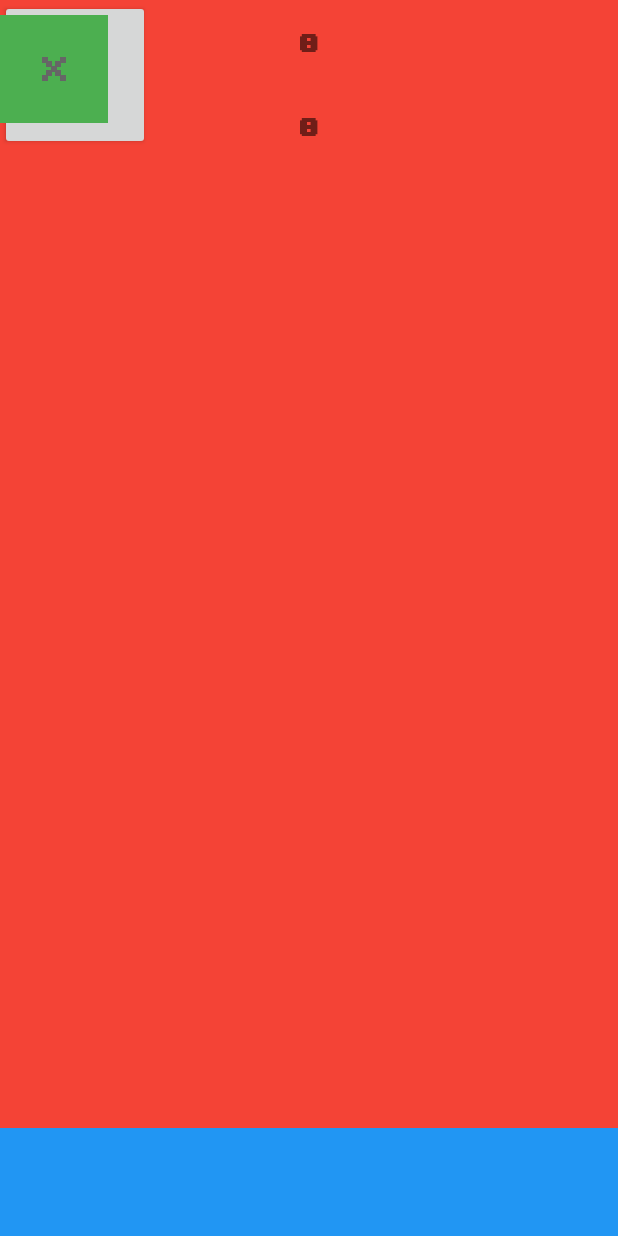
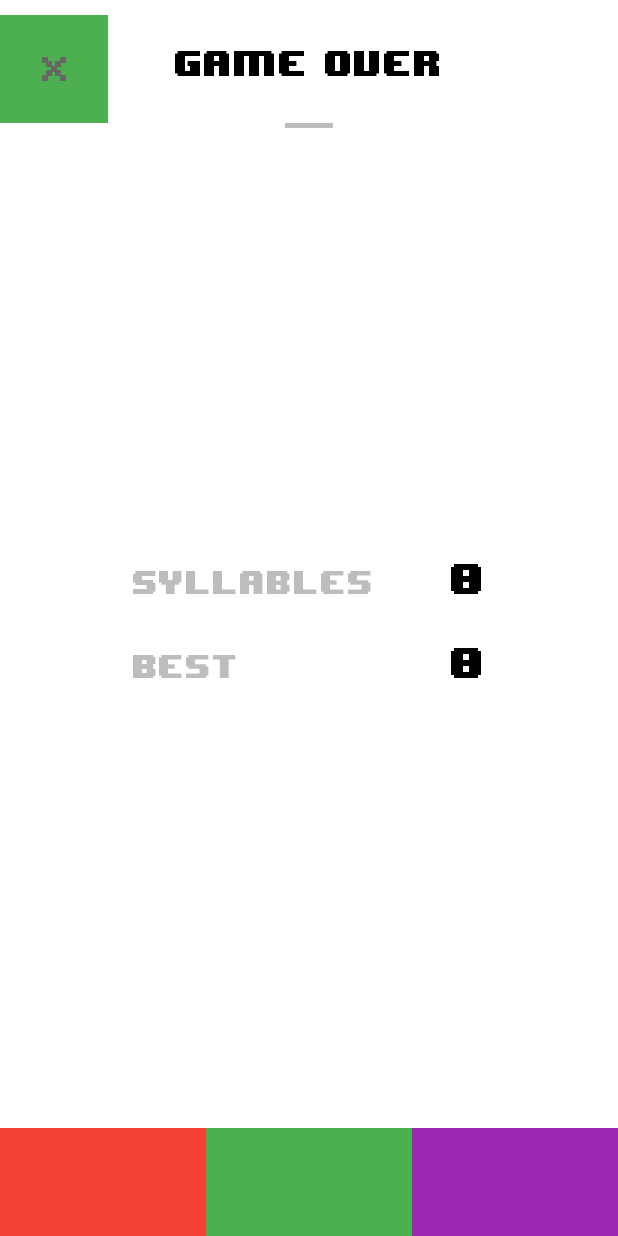
Before and after one commit to mikemilla/wordnerd-android, an Android app: the fragment ScoreFragment placed in its activity, on a phone screen of 412 x 824 dp. Run offline under Robolectric (Android 15) with nearby library versions, the phone set to English and light mode, and no system bars; libraries missing offline, so code that uses them is left out: bz.tsung.android; pictures from the network do not load; 8 statements that could not run were skipped.

Commit message:
Score Layout Changes

```diff
--- a/app/src/main/AndroidManifest.xml
+++ b/app/src/main/AndroidManifest.xml
@@ -3,9 +3,7 @@
     package="com.mikemilla.wordnerd">
 
     <uses-permission android:name="android.permission.VIBRATE" />
-    <uses-permission android:name="android.permission.ACCESS_NETWORK_STATE" />
     <uses-permission android:name="android.permission.INTERNET" />
-    <uses-permission android:name="android.permission.GET_ACCOUNTS" />
 
     <!--
     <uses-permission android:name="android.permission.ACCESS_NETWORK_STATE" />
--- a/app/src/main/java/com/mikemilla/wordnerd/activities/GameActivity.java
+++ b/app/src/main/java/com/mikemilla/wordnerd/activities/GameActivity.java
@@ -28,10 +28,10 @@ import android.widget.Toast;
 
 import com.google.android.gms.common.api.GoogleApiClient;
 import com.google.example.games.basegameutils.BaseGameActivity;
+import com.mikemilla.wordnerd.R;
+import com.mikemilla.wordnerd.data.Defaults;
+import com.mikemilla.wordnerd.data.Words;
 import com.mikemilla.wordnerd.views.AndroidBug5497Workaround;
-import com.mikemilla.wordnerd.data.Defaults;
-import com.mikemilla.wordnerd.R;
-import com.mikemilla.wordnerd.data.Words;
 import com.mikemilla.wordnerd.views.EightBitNominalEditText;
 import com.mikemilla.wordnerd.views.EightBitNominalTextView;
 
@@ -354,6 +354,15 @@ public class GameActivity extends BaseGameActivity {
                     .add(R.id.game_over_container, scoreFragment)
                     .commit();
         }
+
+        // Show the back button
+        new Handler().postDelayed(new Runnable() {
+            @Override
+            public void run() {
+                backButton.setVisibility(View.VISIBLE);
+                backButton.startAnimation(backButtonSlideInLeft);
+            }
+        }, 150);
     }
 
     // Generate a random animated drawable for the cursor
--- a/app/src/main/java/com/mikemilla/wordnerd/activities/MainActivity.java
+++ b/app/src/main/java/com/mikemilla/wordnerd/activities/MainActivity.java
@@ -16,8 +16,8 @@ import android.widget.RelativeLayout;
 
 import com.google.example.games.basegameutils.BaseGameActivity;
 import com.google.gson.Gson;
+import com.mikemilla.wordnerd.R;
 import com.mikemilla.wordnerd.data.Defaults;
-import com.mikemilla.wordnerd.R;
 import com.mikemilla.wordnerd.data.Response;
 import com.mikemilla.wordnerd.views.EightBitNominalTextView;
 import com.squareup.okhttp.Callback;
--- a/app/src/main/java/com/mikemilla/wordnerd/activities/ScoreFragment.java
+++ b/app/src/main/java/com/mikemilla/wordnerd/activities/ScoreFragment.java
@@ -10,17 +10,17 @@ import android.util.Log;
 import android.view.LayoutInflater;
 import android.view.View;
 import android.view.ViewGroup;
-import android.widget.Button;
 import android.widget.Toast;
 
 import com.google.android.gms.games.Games;
+import com.mikemilla.wordnerd.R;
 import com.mikemilla.wordnerd.data.Defaults;
-import com.mikemilla.wordnerd.R;
 import com.mikemilla.wordnerd.views.EightBitNominalTextView;
 
 public class ScoreFragment extends Fragment {
 
     private static final int REQUEST_LEADERBOARD = 0;
+    private static final int REQUEST_ACHIEVEMENTS = 1;
     public static String SCORE_KEY = "score";
     public static String HIGH_SCORE_KEY = "high_score";
     public static String CURRENT_WORD_INDEX_KEY = "current_word_index";
@@ -83,19 +83,17 @@ public class ScoreFragment extends Fragment {
             Toast.makeText(gameActivity, "" + e, Toast.LENGTH_SHORT).show();
         }
 
-        View dummy = view.findViewById(R.id.dummy);
-        dummy.setOnClickListener(new View.OnClickListener() {
+        View restartButton = view.findViewById(R.id.button_restart);
+        restartButton.setOnClickListener(new View.OnClickListener() {
             @Override
             public void onClick(View v) {
                 gameActivity.onBackPressed();
-                gameActivity.backButton.setVisibility(View.VISIBLE);
-                gameActivity.backButton.startAnimation(gameActivity.backButtonSlideInLeft);
                 gameActivity.rhymeGenerated.startAnimation(gameActivity.slideInRight);
             }
         });
 
-        Button leaderboard = (Button) view.findViewById(R.id.leaderboard);
-        leaderboard.setOnClickListener(new View.OnClickListener() {
+        View leaderboardButton = view.findViewById(R.id.button_leaderboards);
+        leaderboardButton.setOnClickListener(new View.OnClickListener() {
             @Override
             public void onClick(View v) {
                 if (gameActivity.getGoogleApiClient() != null) {
@@ -103,6 +101,21 @@ public class ScoreFragment extends Fragment {
                         startActivityForResult(Games.Leaderboards.getLeaderboardIntent(
                                 gameActivity.getGoogleApiClient(),
                                 getString(R.string.leaderboard_high_scores)), REQUEST_LEADERBOARD);
+                    } else {
+                        showGooglePlayDialog();
+                    }
+                }
+            }
+        });
+
+        View achievementsButton = view.findViewById(R.id.button_achievements);
+        achievementsButton.setOnClickListener(new View.OnClickListener() {
+            @Override
+            public void onClick(View v) {
+                if (gameActivity.getGoogleApiClient() != null) {
+                    if (gameActivity.getGoogleApiClient().isConnected()) {
+                        startActivityForResult(Games.Achievements.getAchievementsIntent(gameActivity.getGoogleApiClient()),
+                                REQUEST_ACHIEVEMENTS);
                     } else {
                         showGooglePlayDialog();
                     }
--- a/app/src/main/res/layout/activity_new_main.xml
+++ b/app/src/main/res/layout/activity_new_main.xml
@@ -22,7 +22,7 @@
         android:lineSpacingMultiplier="1.2"
         android:paddingBottom="56dp"
         android:textColor="@color/white"
-        android:textSize="44sp" />
+        android:textSize="52sp" />
 
     <com.mikemilla.wordnerd.views.EightBitNominalTextView
         android:id="@+id/start_game"
--- a/app/src/main/res/layout/fragment_score.xml
+++ b/app/src/main/res/layout/fragment_score.xml
@@ -1,31 +1,108 @@
 <RelativeLayout xmlns:android="http://schemas.android.com/apk/res/android"
     android:layout_width="match_parent"
     android:layout_height="match_parent"
-    android:background="@color/red">
+    android:background="@color/white">
 
     <com.mikemilla.wordnerd.views.EightBitNominalTextView
-        android:id="@+id/score_text_view"
+        android:id="@+id/game_over_text"
         android:layout_width="match_parent"
-        android:layout_height="56dp"
-        android:gravity="center" />
-
-    <com.mikemilla.wordnerd.views.EightBitNominalTextView
-        android:id="@+id/high_score_text_view"
-        android:layout_width="match_parent"
-        android:layout_height="56dp"
-        android:layout_below="@+id/score_text_view"
-        android:gravity="center" />
+        android:layout_height="82dp"
+        android:gravity="center"
+        android:text="@string/game_over"
+        android:textColor="@color/black"
+        android:textSize="20sp" />
 
     <View
-        android:id="@+id/dummy"
+        android:layout_width="32dp"
+        android:layout_height="3dp"
+        android:layout_below="@+id/game_over_text"
+        android:layout_centerHorizontal="true"
+        android:background="@color/black26" />
+
+    <LinearLayout
+        android:layout_width="wrap_content"
+        android:layout_height="wrap_content"
+        android:layout_centerInParent="true"
+        android:orientation="vertical">
+
+        <LinearLayout
+            android:id="@+id/top_score_area"
+            android:layout_width="236dp"
+            android:layout_height="56dp"
+            android:orientation="horizontal">
+
+            <com.mikemilla.wordnerd.views.EightBitNominalTextView
+                android:layout_width="0dp"
+                android:layout_height="56dp"
+                android:layout_weight="1"
+                android:gravity="center_vertical|left"
+                android:text="@string/syllables"
+                android:textColor="@color/black26"
+                android:textSize="18sp" />
+
+            <com.mikemilla.wordnerd.views.EightBitNominalTextView
+                android:id="@+id/score_text_view"
+                android:layout_width="wrap_content"
+                android:layout_height="56dp"
+                android:gravity="center_vertical|right"
+                android:textColor="@color/black"
+                android:textSize="24sp" />
+
+        </LinearLayout>
+
+        <LinearLayout
+            android:layout_width="236dp"
+            android:layout_height="56dp"
+            android:orientation="horizontal">
+
+            <com.mikemilla.wordnerd.views.EightBitNominalTextView
+                android:layout_width="0dp"
+                android:layout_height="56dp"
+                android:layout_weight="1"
+                android:gravity="center_vertical|left"
+                android:text="@string/best"
+                android:textColor="@color/black26"
+                android:textSize="18sp" />
+
+            <com.mikemilla.wordnerd.views.EightBitNominalTextView
+                android:id="@+id/high_score_text_view"
+                android:layout_width="wrap_content"
+                android:layout_height="56dp"
+                android:gravity="center_vertical|right"
+                android:textColor="@color/black"
+                android:textSize="24sp" />
+
+        </LinearLayout>
+
+    </LinearLayout>
+
+    <LinearLayout
         android:layout_width="match_parent"
         android:layout_height="72dp"
         android:layout_alignParentBottom="true"
-        android:background="@color/blue" />
+        android:orientation="horizontal">
 
-    <Button
-        android:id="@+id/leaderboard"
-        android:layout_width="100dp"
-        android:layout_height="100dp" />
+        <View
+            android:id="@+id/button_achievements"
+            android:layout_width="0dp"
+            android:layout_height="match_parent"
+            android:layout_weight="1"
+            android:background="@color/red" />
+
+        <View
+            android:id="@+id/button_restart"
+            android:layout_width="0dp"
+            android:layout_height="match_parent"
+            android:layout_weight="1"
+            android:background="@color/green" />
+
+        <View
+            android:id="@+id/button_leaderboards"
+            android:layout_width="0dp"
+            android:layout_height="match_parent"
+            android:layout_weight="1"
+            android:background="@color/purple" />
+
+    </LinearLayout>
 
 </RelativeLayout>
--- a/app/src/main/res/values/strings.xml
+++ b/app/src/main/res/values/strings.xml
@@ -10,6 +10,11 @@
     <string name="achievement_spaghetti_twenty">CgkI0ceIo-cSEAIQBQ</string>
     <string name="achievement_dirty_thirty">CgkI0ceIo-cSEAIQBg</string>
     <string name="achievement_forty_shortie">CgkI0ceIo-cSEAIQBw</string>
+
+    <!-- Game Over -->
+    <string name="game_over">Game Over</string>
+    <string name="syllables">Syllables</string>
+    <string name="best">Best</string>
 
     <!-- Default Rhymes -->
     <string name="default_rhymes">
--- a/app/src/main/res/values/styles.xml
+++ b/app/src/main/res/values/styles.xml
@@ -1,11 +1,11 @@
 <resources>
 
-    <!-- Base application theme. -->
+    <!-- Base application theme -->
     <style name="AppTheme" parent="Theme.AppCompat.Light.NoActionBar">
         <item name="android:windowNoTitle">true</item>
         <item name="android:windowActionBar">false</item>
         <item name="android:windowFullscreen">true</item>
-        <item name="android:windowContentOverlay">@null</item>
+        <!--<item name="android:windowContentOverlay">@null</item>-->
     </style>
 
 </resources>
```
